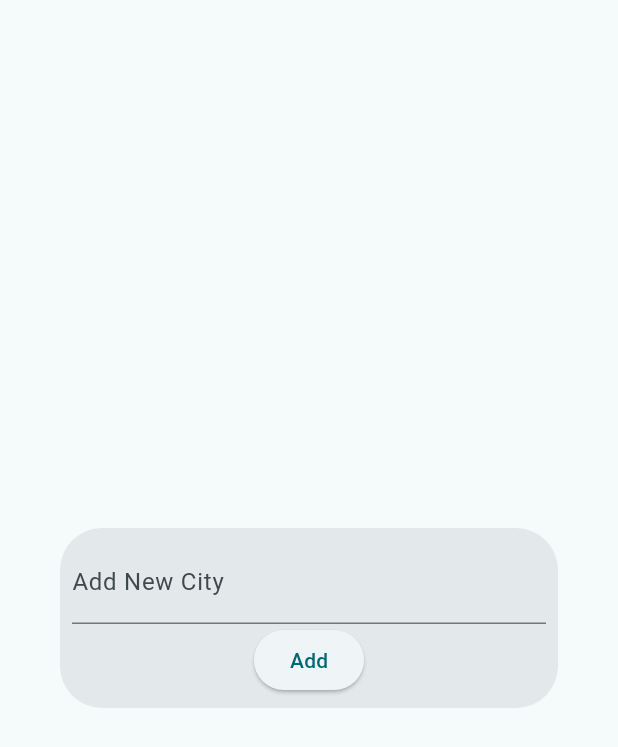
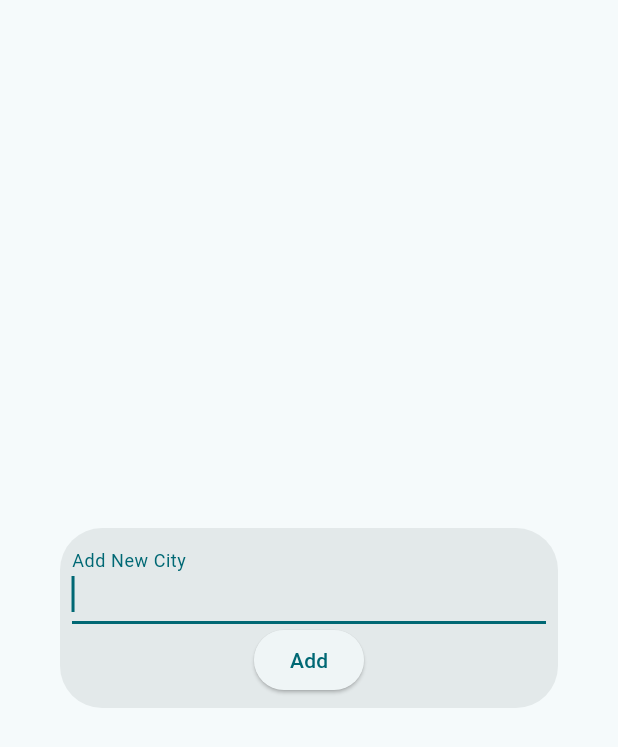
Before and after one commit to hugoradiawan/weather, a Flutter app: the AddCityDialog widget shown alone on an empty page, opened directly, on a phone screen of 412 x 824 dp. Shown: the top 747 px of the screen. Run offline on Flutter 3.47's test engine with Material 3 defaults, Android fonts, the phone set to English and light mode, and no system bars; our stand-ins replace auto_size_text, bloc_concurrency, cached_network_image, csv, dio, equatable and 4 more.

```diff
--- a/lib/features/weather_homepage/cubits/weather_page.uicubit.dart
+++ b/lib/features/weather_homepage/cubits/weather_page.uicubit.dart
@@ -36,6 +36,7 @@ class WeatherPageUiCubit extends HydratedCubit<WeatherPageUiState> {
             ...state.responses ?? {},
             success.response.name: success.response
           },
+          isEmptyTheFailure: true,
         ));
         state.cityTec?.clear();
         state.refreshController?.refreshCompleted();
--- a/lib/features/weather_homepage/cubits/weather_page.uistate.dart
+++ b/lib/features/weather_homepage/cubits/weather_page.uistate.dart
@@ -32,11 +32,12 @@ class WeatherPageUiState extends Equatable {
     Map<String, String>? countriesCodeAndName,
     TextEditingController? cityTec,
     RefreshController? refreshController,
+    isEmptyTheFailure = false,
   }) =>
       WeatherPageUiState(
         responses: responses ?? this.responses,
         isLoading: isLoading,
-        failure: failure ?? this.failure,
+        failure: isEmptyTheFailure ? null : failure ?? this.failure,
         coordinate: coordinate ?? this.coordinate,
         countriesCodeAndName: countriesCodeAndName ?? this.countriesCodeAndName,
         cityTec: cityTec ?? this.cityTec,
@@ -44,8 +45,8 @@ class WeatherPageUiState extends Equatable {
       );
 
   JSON toJson() => {
-        'responses': responses
-            ?.map<String, JSON?>((key, value) => MapEntry(key, value?.toJson())),
+        'responses': responses?.map<String, JSON?>(
+            (key, value) => MapEntry(key, value?.toJson())),
         'isLoading': isLoading,
         'failure': failure?.toJson(),
         'coordinate': coordinate?.toJson(),
--- a/lib/features/weather_homepage/presentation/dialogs/add_city_dialog.dart
+++ b/lib/features/weather_homepage/presentation/dialogs/add_city_dialog.dart
@@ -16,6 +16,7 @@ class AddCityDialog extends StatelessWidget {
           padding: const EdgeInsets.all(8.0),
           child: Column(mainAxisSize: MainAxisSize.min, children: [
             TextField(
+              focusNode: FocusNode()..requestFocus(),
               controller: mainContext.read<WeatherPageUiCubit>().state.cityTec,
               decoration: const InputDecoration(
                 labelText: 'Add New City',
--- a/lib/weather_app.dart
+++ b/lib/weather_app.dart
@@ -1,10 +1,5 @@
 import 'package:flutter/material.dart';
-import 'package:weather/features/weather_homepage/blocs/open_weather/open_weather_repository.dart';
-import 'package:weather/features/weather_homepage/data/models/coordinate.dart';
-import 'package:weather/features/weather_homepage/data/models/open_weather_response.dart';
 import 'package:weather/features/weather_homepage/presentation/open_weather_home_page.dart';
-import 'package:weather/utils/either.dart';
-import 'package:weather/utils/typedefs.dart';
 
 class WeatherApp extends StatelessWidget {
   const WeatherApp({super.key});
@@ -18,70 +13,6 @@ class WeatherApp extends StatelessWidget {
           ),
           useMaterial3: true,
         ),
-        home:
-            OpenWeatherHomePage(repository: MockSucessOpenWeatherRepository()),
+        home: OpenWeatherHomePage(),
       );
 }
-
-final JSON successResponse = {
-  "coord": {
-    "lon": 106.8451,
-    "lat": -6.2146
-  },
-  "weather": [
-    {
-      "id": 801,
-      "main": "Clouds",
-      "description": "few clouds",
-      "icon": "02n"
-    }
-  ],
-  "base": "stations",
-  "main": {
-    "temp": 27.83,
-    "feels_like": 31.26,
-    "temp_min": 27.72,
-    "temp_max": 28.21,
-    "pressure": 1011,
-    "humidity": 77,
-    "sea_level": 1011,
-    "grnd_level": 1009
-  },
-  "visibility": 10000,
-  "wind": {
-    "speed": 2.11,
-    "deg": 120,
-    "gust": 3.24
-  },
-  "clouds": {
-    "all": 15
-  },
-  "dt": 1718648824,
-  "sys": {
-    "type": 2,
-    "id": 2033644,
-    "country": "ID",
-    "sunrise": 1718665256,
-    "sunset": 1718707596
-  },
-  "timezone": 25200,
-  "id": 1642911,
-  "name": "Jakarta",
-  "cod": 200
-};
-
-class MockSucessOpenWeatherRepository implements OpenWeatherRepository {
-  @override
-  Future<Either<Failure, OpenWeatherResponse?>> getWeatherByCity(
-      String city) async {
-    return Future.value(
-      Success(OpenWeatherResponse.fromJson(successResponse)),
-    );
-  }
-
-  @override
-  Future<Either<Failure, OpenWeatherResponse?>> getWeatherByPosition(
-      Coordinate coor) {
-    throw UnimplementedError();
-  }
-}
```
